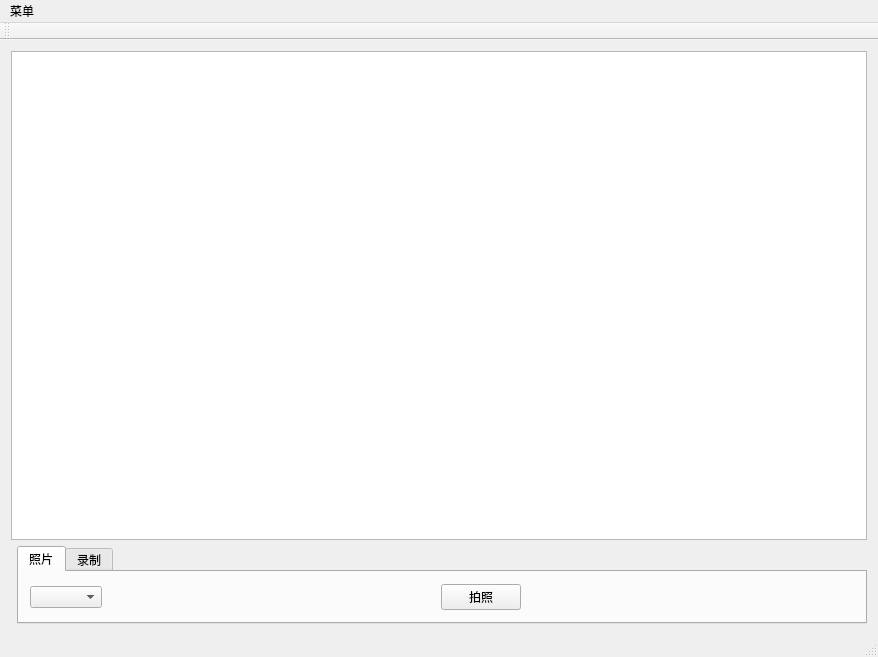
Old version of the form openqtcamera/mainwindow.ui in the repository GwenCCC/uvc-camera-qt.
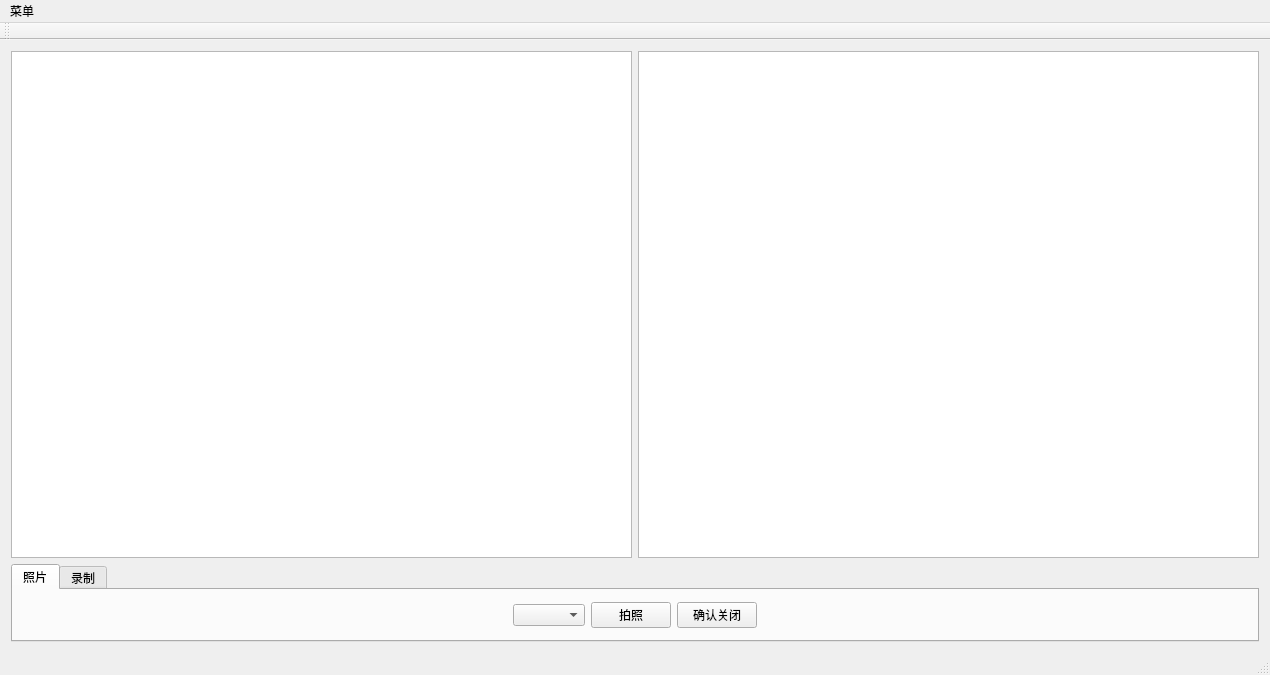
New version of the form.

Commit message: 增加拍照后显示功能和关闭窗口按钮

What changed in the file:
```diff
--- a/openqtcamera/mainwindow.ui
+++ b/openqtcamera/mainwindow.ui
@@ -6,23 +6,22 @@
    <rect>
     <x>0</x>
     <y>0</y>
-    <width>878</width>
-    <height>657</height>
+    <width>1270</width>
+    <height>675</height>
    </rect>
   </property>
   <property name="windowTitle">
    <string>MainWindow</string>
   </property>
   <widget class="QWidget" name="centralWidget">
-   <layout class="QGridLayout" name="gridLayout_3" rowstretch="1,0">
-    <item row="0" column="0" colspan="2">
-     <layout class="QGridLayout" name="gridLayout">
+   <layout class="QGridLayout" name="gridLayout" rowstretch="1,0">
+    <item row="0" column="1">
+     <widget class="QGraphicsView" name="graphicsView_2"/>
+    </item>
       <item row="0" column="0">
        <widget class="QGraphicsView" name="graphicsView"/>
       </item>
-     </layout>
-    </item>
-    <item row="1" column="1">
+    <item row="1" column="0" colspan="2">
      <widget class="QTabWidget" name="tabWidget">
       <property name="currentIndex">
        <number>0</number>
@@ -31,50 +30,53 @@
        <attribute name="title">
         <string>照片</string>
        </attribute>
-       <layout class="QHBoxLayout" name="horizontalLayout_3">
-        <item>
-         <layout class="QHBoxLayout" name="horizontalLayout_2">
-          <item>
+       <layout class="QGridLayout" name="gridLayout_2">
+        <item row="0" column="2">
+         <widget class="QPushButton" name="picBtn">
+          <property name="text">
+           <string>拍照</string>
+          </property>
+         </widget>
+        </item>
+        <item row="0" column="1">
            <widget class="QComboBox" name="CameraChooseCombox">
             <property name="currentText">
              <string/>
             </property>
            </widget>
           </item>
-          <item>
-           <spacer name="horizontalSpacer">
-            <property name="orientation">
-             <enum>Qt::Horizontal</enum>
-            </property>
-            <property name="sizeHint" stdset="0">
-             <size>
-              <width>40</width>
-              <height>20</height>
-             </size>
-            </property>
-           </spacer>
-          </item>
-          <item>
-           <widget class="QPushButton" name="picBtn">
-            <property name="text">
-             <string>拍照</string>
-            </property>
-           </widget>
-          </item>
-          <item>
+        <item row="0" column="4">
            <spacer name="horizontalSpacer_2">
             <property name="orientation">
              <enum>Qt::Horizontal</enum>
             </property>
             <property name="sizeHint" stdset="0">
              <size>
-              <width>40</width>
+            <width>465</width>
               <height>20</height>
              </size>
             </property>
            </spacer>
           </item>
-         </layout>
+        <item row="0" column="0">
+         <spacer name="horizontalSpacer">
+          <property name="orientation">
+           <enum>Qt::Horizontal</enum>
+          </property>
+          <property name="sizeHint" stdset="0">
+           <size>
+            <width>466</width>
+            <height>20</height>
+           </size>
+          </property>
+         </spacer>
+        </item>
+        <item row="0" column="3">
+         <widget class="QPushButton" name="closeBtn">
+          <property name="text">
+           <string>确认关闭</string>
+          </property>
+         </widget>
         </item>
        </layout>
       </widget>
@@ -82,57 +84,60 @@
        <attribute name="title">
         <string>录制</string>
        </attribute>
-       <layout class="QGridLayout" name="gridLayout_2">
+       <layout class="QGridLayout" name="gridLayout_3">
         <item row="0" column="0">
-         <layout class="QHBoxLayout" name="horizontalLayout">
-          <item>
            <spacer name="horizontalSpacer_3">
             <property name="orientation">
              <enum>Qt::Horizontal</enum>
             </property>
             <property name="sizeHint" stdset="0">
              <size>
-              <width>40</width>
+            <width>430</width>
               <height>20</height>
              </size>
             </property>
            </spacer>
           </item>
-          <item>
+        <item row="0" column="1">
            <widget class="QPushButton" name="startBtn">
             <property name="text">
              <string>开始</string>
             </property>
            </widget>
           </item>
-          <item>
+        <item row="0" column="2">
            <widget class="QPushButton" name="stopBtn">
             <property name="text">
              <string>停止</string>
             </property>
            </widget>
           </item>
-          <item>
+        <item row="0" column="3">
            <widget class="QPushButton" name="pauseBtn">
             <property name="text">
              <string>暂停 </string>
             </property>
            </widget>
           </item>
-          <item>
+        <item row="0" column="4">
+         <widget class="QPushButton" name="closeBtn_2">
+          <property name="text">
+           <string>确认关闭</string>
+          </property>
+         </widget>
+        </item>
+        <item row="0" column="5">
            <spacer name="horizontalSpacer_4">
             <property name="orientation">
              <enum>Qt::Horizontal</enum>
             </property>
             <property name="sizeHint" stdset="0">
              <size>
-              <width>40</width>
+            <width>430</width>
               <height>20</height>
              </size>
             </property>
            </spacer>
-          </item>
-         </layout>
         </item>
        </layout>
       </widget>
@@ -145,7 +150,7 @@
     <rect>
      <x>0</x>
      <y>0</y>
-     <width>878</width>
+     <width>1270</width>
      <height>32</height>
     </rect>
    </property>
```
Lines whose indentation alone changed are shown as unchanged. The commit also changes 2 other files.
